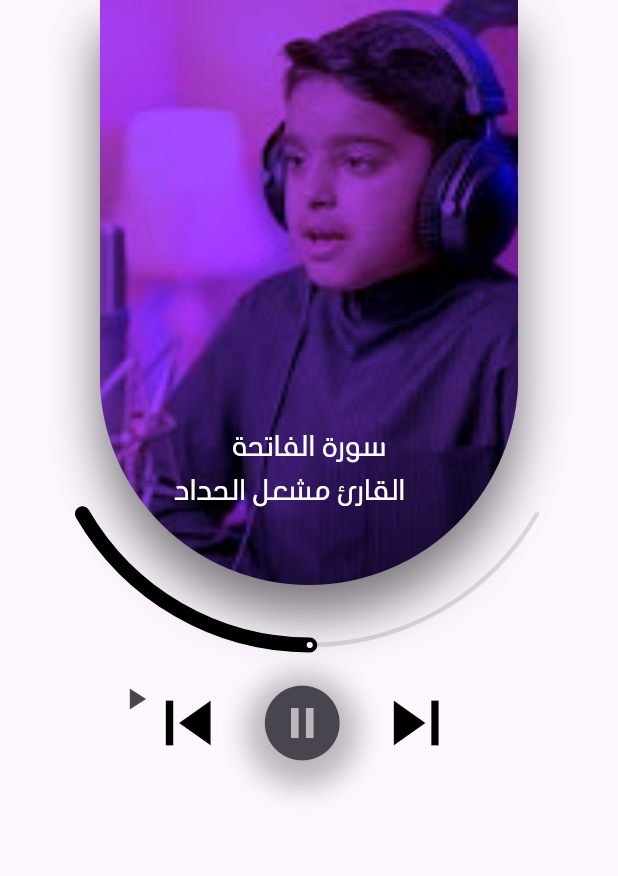
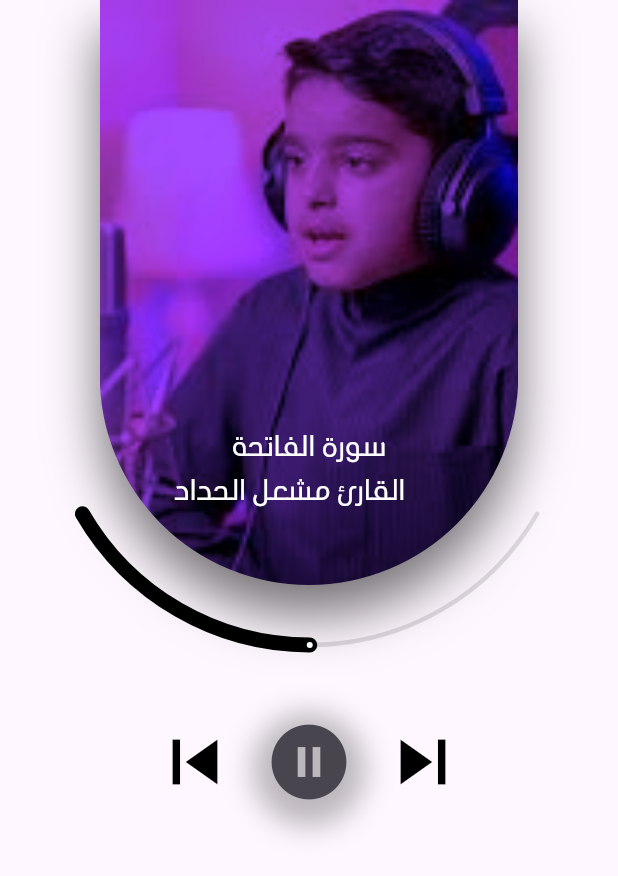
Before and after one commit to JehadISB/Ashbal_almihrab_app, a Flutter app: the PlaySoundView screen opened directly, after a tap on the "pause circle filled" icon, on a phone screen of 412 x 824 dp. Shown: the top 876 px of the screen. Run offline on Flutter 3.47's test engine with Material 3 defaults, Android fonts, the light colour scheme and no system bars; drawn by our look-alikes of sleek_circular_slider; our stand-ins replace audioplayers.

Commit message:
refactor UI

```diff
--- a/lib/views/play_sound_view.dart
+++ b/lib/views/play_sound_view.dart
@@ -1,4 +1,6 @@
 import 'package:ashbal_almihrab_app/helper/colors.dart';
+import 'package:ashbal_almihrab_app/widgets/label_audio_info.dart';
+import 'package:ashbal_almihrab_app/widgets/my_sized_box.dart';
 import 'package:ashbal_almihrab_app/widgets/my_text.dart';
 import 'package:audioplayers/audioplayers.dart';
 import 'package:flutter/material.dart';
@@ -13,17 +15,6 @@ class PlaySoundView extends StatelessWidget {
     player.setSourceAsset(path);
   }
 
-  playPause() {
-    if (isPlaying) {
-      player.pause();
-      isPlaying = false;
-    } else {
-      // player.play
-      //   player.play(Source("assets/images/Alikhlas.mp3"));
-      isPlaying = true;
-    }
-  }
-
   @override
   Widget build(BuildContext context) {
     return Scaffold(
@@ -32,58 +23,12 @@ class PlaySoundView extends StatelessWidget {
       body: SizedBox(
         width: double.infinity,
         child: Column(
-          // mainAxisAlignment: MainAxisAlignment.center,
+          crossAxisAlignment: CrossAxisAlignment.center,
           children: [
             Stack(
               clipBehavior: Clip.none,
               children: [
-                Container(
-                  height: 390,
-                  width: 279,
-                  decoration: BoxDecoration(
-                      image: DecorationImage(
-                          image: const AssetImage(
-                              "assets/images/quraa/Mishal_Alhdad.jpg"),
-                          fit: BoxFit.cover,
-                          colorFilter: ColorFilter.mode(
-                              AppColors.main, BlendMode.multiply)),
-                      borderRadius: const BorderRadius.only(
-                          bottomLeft: Radius.circular(200),
-                          bottomRight: Radius.circular(200)),
-                      boxShadow: const [
-                        BoxShadow(
-                          color: Colors.black54,
-                          offset: Offset(0, 20),
-                          blurRadius: 30,
-                          spreadRadius: 0,
-                        ),
-                      ]),
-                  child: const Column(
-                    mainAxisAlignment: MainAxisAlignment.end,
-                    children: [
-                      MyText(
-                        text: "سورة الفاتحة",
-                        color: Colors.white,
-                        fontSize: 20,
-                        // textAlign: TextAlign.right,
-                      ),
-                      SizedBox(
-                        width: 180,
-                        child: MyText(
-                          text: "القارئ مشعل الحداد",
-                          color: Colors.white,
-                          fontSize: 20,
-                          overflow: TextOverflow.ellipsis,
-
-                          // textAlign: TextAlign.right,
-                        ),
-                      ),
-                      SizedBox(
-                        height: 50,
-                      )
-                    ],
-                  ),
-                ),
+                LabelAudioInfo(),
                 Positioned(
                   bottom: -45,
                   left: -40,
@@ -114,21 +59,18 @@ class PlaySoundView extends StatelessWidget {
                     ),
                   ),
                 ),
-                Positioned(
-                  bottom: -100,
-                  child: IconButton(
-                    onPressed: () {
-                      player.play(
-                        AssetSource("sounds/Alikhlas.mp3"),
-                      );
-                    },
-                    icon: Icon(Icons.play_arrow),
+
+                //     DraggableScrollableSheet(builder: (context, scrollController) {
+                //    return
+                //       );
+                //     })
+              ],
             ),
+            MyVerticalSizedBox(
+              height: 80,
             ),
-                Positioned(
-                  bottom: -130,
-                  right: 30,
-                  child: Row(
+            Row(
+              mainAxisAlignment: MainAxisAlignment.center,
               children: [
                 const IconButton(
                   onPressed: null,
@@ -139,9 +81,8 @@ class PlaySoundView extends StatelessWidget {
                   iconSize: 60,
                 ),
                 Container(
-                        decoration: const BoxDecoration(
-                            shape: BoxShape.circle,
-                            boxShadow: [
+                  decoration:
+                      const BoxDecoration(shape: BoxShape.circle, boxShadow: [
                     BoxShadow(
                       color: Colors.black26,
                       offset: Offset(0, 5),
@@ -150,9 +91,7 @@ class PlaySoundView extends StatelessWidget {
                   ]),
                   child: IconButton(
                     onPressed: () {
-                            AudioPlayer audioPlayer = AudioPlayer();
-                            audioPlayer
-                                .play(AssetSource("sounds/Alikhlas.mp3"));
+                      playAndPauseAudio();
                     },
                     icon: const Icon(Icons.pause_circle_filled),
                     iconSize: 60,
@@ -168,16 +107,19 @@ class PlaySoundView extends StatelessWidget {
                 ),
               ],
             ),
-                ),
-                //     DraggableScrollableSheet(builder: (context, scrollController) {
-                //    return
-                //       );
-                //     })
-              ],
-            ),
           ],
         ),
       ),
     );
   }
+
+  void playAndPauseAudio() {
+    if (isPlaying) {
+      isPlaying = false;
+      player.pause();
+    } else {
+      isPlaying = true;
+      player.play(AssetSource("sounds/Alikhlas.mp3"));
     }
+  }
+}
--- /dev/null
+++ b/lib/widgets/label_audio_info.dart
@@ -0,0 +1,59 @@
+import 'package:ashbal_almihrab_app/helper/colors.dart';
+import 'package:ashbal_almihrab_app/widgets/my_text.dart';
+import 'package:flutter/material.dart';
+
+class LabelAudioInfo extends StatelessWidget {
+  const LabelAudioInfo({
+    super.key,
+  });
+
+  @override
+  Widget build(BuildContext context) {
+    return Container(
+      height: 390,
+      width: 279,
+      decoration: BoxDecoration(
+          image: DecorationImage(
+              image: const AssetImage("assets/images/quraa/Mishal_Alhdad.jpg"),
+              fit: BoxFit.cover,
+              colorFilter:
+                  ColorFilter.mode(AppColors.main, BlendMode.multiply)),
+          borderRadius: const BorderRadius.only(
+              bottomLeft: Radius.circular(200),
+              bottomRight: Radius.circular(200)),
+          boxShadow: const [
+            BoxShadow(
+              color: Colors.black54,
+              offset: Offset(0, 20),
+              blurRadius: 30,
+              spreadRadius: 0,
+            ),
+          ]),
+      child: const Column(
+        mainAxisAlignment: MainAxisAlignment.end,
+        children: [
+          MyText(
+            text: "سورة الفاتحة",
+            color: Colors.white,
+            fontSize: 20,
+            // textAlign: TextAlign.right,
+          ),
+          SizedBox(
+            width: 180,
+            child: MyText(
+              text: "القارئ مشعل الحداد",
+              color: Colors.white,
+              fontSize: 20,
+              overflow: TextOverflow.ellipsis,
+
+              // textAlign: TextAlign.right,
+            ),
+          ),
+          SizedBox(
+            height: 50,
+          )
+        ],
+      ),
+    );
+  }
+}
```
Lines whose indentation alone changed are shown as unchanged.
